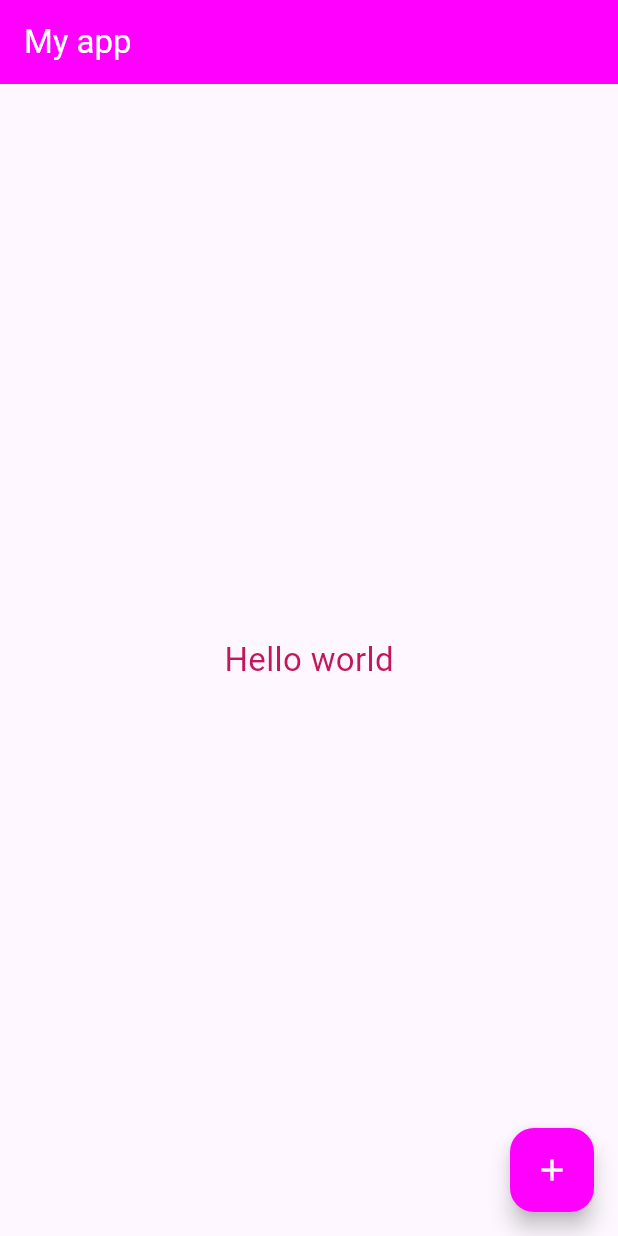
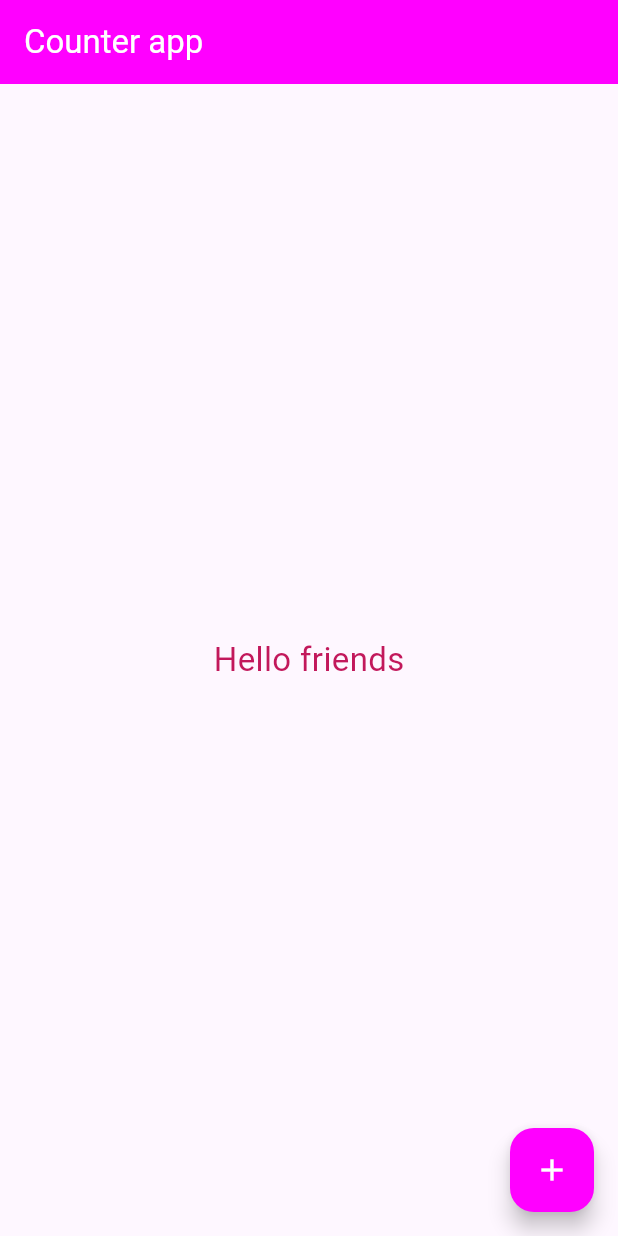
Before and after one commit to 6631501092/flutter_course, a Flutter app: the screen it shows after launch, on a phone screen of 412 x 824 dp. Run offline on Flutter 3.47's test engine with Material 3 defaults, Android fonts, the phone set to English and light mode, and no system bars.

Commit message:
Make Click

```diff
--- a/lib/main.dart
+++ b/lib/main.dart
@@ -1,6 +1,6 @@
 import 'package:flutter/material.dart';
-import 'package:flutter_application/week4/basic.dart';
+import 'package:flutter_application/week4/counter.dart';
 
 void main() {
-  runApp(MaterialApp(home: Basic()));
+  runApp(MaterialApp(home: Counter()));
 }
--- /dev/null
+++ b/lib/week4/counter.dart
@@ -0,0 +1,41 @@
+import 'package:flutter/material.dart';
+
+class Counter extends StatefulWidget {
+  const Counter({super.key});
+
+  @override
+  State<Counter> createState() => _CounterState();
+}
+
+class _CounterState extends State<Counter> {
+  String message = 'Hello friends';
+  @override
+  Widget build(BuildContext context) {
+    return Scaffold(
+      appBar: AppBar(
+        title: const Text("Counter app", style: TextStyle(color: Colors.white)),
+        backgroundColor: Color.fromARGB(255, 255, 0, 255),
+      ),
+      body: Center(
+        child: Text(
+          message,
+          style: TextStyle(fontSize: 22, color: Colors.pink[700]),
+        ),
+      ),
+      floatingActionButton: FloatingActionButton(
+        onPressed: () {
+          setState(() {
+            //debugPrint('test');
+            if (message == 'Hello friends') {
+              message = 'Hello me';
+            } else {
+              message = 'Hello friends';
+            }
+          });
+        },
+        backgroundColor: const Color.fromARGB(255, 255, 0, 255),
+        child: const Icon(Icons.add, color: Colors.white),
+      ),
+    );
+  }
+}
```
